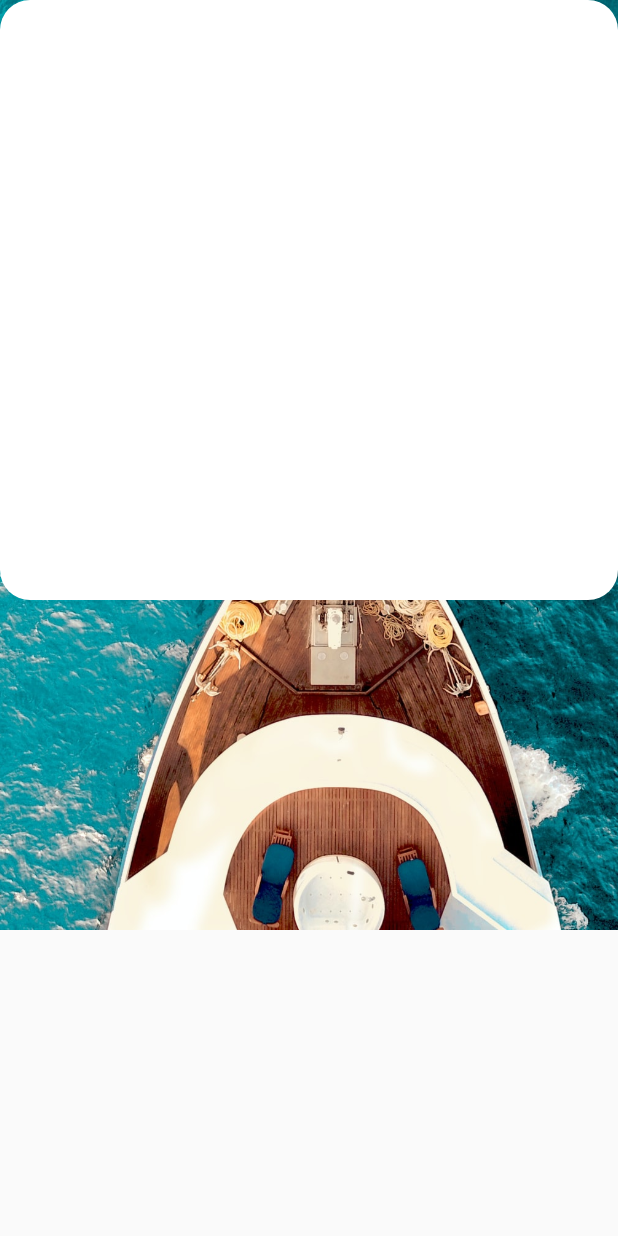
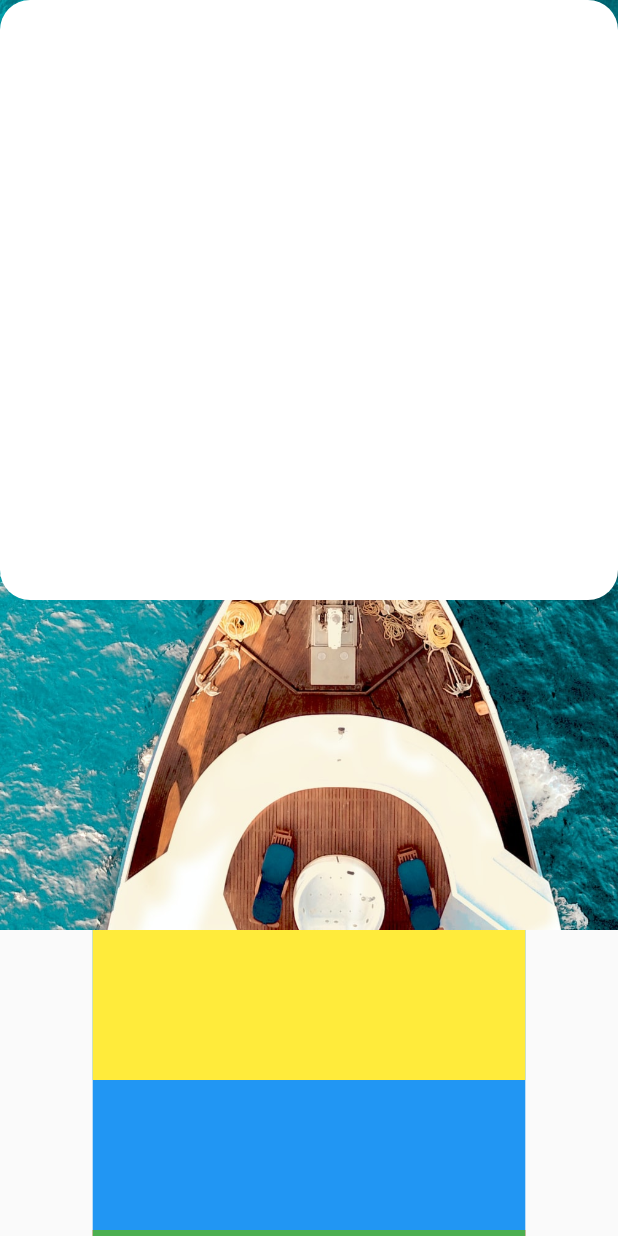
Before and after one commit to Sylar0012/flutter_airbnb, a Flutter app: the screen it shows after launch, on a phone screen of 412 x 824 dp. Run offline on Flutter 3.47's test engine with Material 2 defaults, Android fonts, the phone set to English and light mode, and no system bars.

Commit message:
HomeBody 뼈대 완성

```diff
--- a/lib/components/home/home_body.dart
+++ b/lib/components/home/home_body.dart
@@ -1,10 +1,25 @@
 import 'package:flutter/material.dart';
+import 'package:flutter_airbnb/components/home/home_body_banner.dart';
+import 'package:flutter_airbnb/components/home/home_body_popular.dart';
+import 'package:flutter_airbnb/size.dart';
 
 class HomeBody extends StatelessWidget {
   const HomeBody({Key? key}) : super(key: key);
 
   @override
   Widget build(BuildContext context) {
-    return Container();
+    return Align(
+      // 나중에 Align 없애보기.
+      alignment: Alignment.center,
+      child: SizedBox(
+        width: getBodyWidth(context),
+        child: Column(
+          children: [
+            HomeBodyBanner(),
+            HomeBodyPopular(),
+          ],
+        ),
+      ),
+    );
   }
 }
--- a/lib/components/home/home_body_banner.dart
+++ b/lib/components/home/home_body_banner.dart
@@ -5,20 +5,29 @@ class HomeBodyBanner extends StatelessWidget {
 
   @override
   Widget build(BuildContext context) {
-    return Stack(
-      // 나중에 패딩 주기
-      children: [
-        _bulidBannerImage(),
-        _bulidBannerCaption(),
-      ],
+    return Container(
+      height: 200,
+      child: Stack(
+        // 나중에 패딩 주기
+        children: [
+          _bulidBannerImage(),
+          _bulidBannerCaption(),
+        ],
+      ),
     );
   }
 
   Widget _bulidBannerImage() {
-    return SizedBox();
+    return Container(
+      height: 200,
+      color: Colors.blue,
+    );
   }
 
   Widget _bulidBannerCaption() {
-    return SizedBox();
+    return Container(
+      height: 100,
+      color: Colors.yellow,
+    );
   }
 }
--- a/lib/components/home/home_body_popular.dart
+++ b/lib/components/home/home_body_popular.dart
@@ -1,25 +1,41 @@
 import 'package:flutter/material.dart';
-import 'package:flutter_airbnb/size.dart';
+import 'package:flutter_airbnb/components/home/home_body_popular_item.dart';
 
-class HomeBodyPopularItem extends StatelessWidget {
-  HomeBodyPopularItem({required this.id, Key? key}) : super(key: key);
-
-  final id;
-  final popularList = [
-    "p1.jpeg",
-    "p2.jpeg",
-    "p3.jpeg",
-  ];
+class HomeBodyPopular extends StatelessWidget {
+  const HomeBodyPopular({Key? key}) : super(key: key);
 
   @override
   Widget build(BuildContext context) {
-    // 전체가 1000이라면 popularItemWidth = 700 / 3 - 5 = 228
-    double popularItemWidth = getBodyWidth(context) / 3 - 5;
+    return Column(
+      crossAxisAlignment: CrossAxisAlignment.start,
+      children: [
+        _buildPopularTitle(),
+        _buildPopularList(),
+      ],
+    );
+  }
 
+  Widget _buildPopularTitle() {
+    return SizedBox();
+  }
+
+  Widget _buildPopularList() {
     return Container(
-      // 나중에 지웠다 추가했다 해보기
-      constraints: BoxConstraints(
-        minWidth: 320,
+      // 나중에 빼기
+      color: Colors.red,
+      child: Wrap(
+        children: [
+          HomeBodyPopularItem(id: 0),
+          SizedBox(
+            width: 7.5,
+          ),
+          HomeBodyPopularItem(id: 1),
+          SizedBox(
+            height: 2.5,
+            width: 7.5,
+          ),
+          HomeBodyPopularItem(id: 2),
+        ],
       ),
     );
   }
--- a/lib/components/home/home_body_popular_item.dart
+++ b/lib/components/home/home_body_popular_item.dart
@@ -0,0 +1,54 @@
+import 'package:flutter/material.dart';
+import 'package:flutter_airbnb/size.dart';
+
+class HomeBodyPopularItem extends StatelessWidget {
+  HomeBodyPopularItem({required this.id, Key? key}) : super(key: key);
+
+  final id;
+  final popularList = [
+    "p1.jpeg",
+    "p2.jpeg",
+    "p3.jpeg",
+  ];
+
+  @override
+  Widget build(BuildContext context) {
+    // 전체가 1000이라면 popularItemWidth = 700 / 3 - 5 = 228
+    double popularItemWidth = getBodyWidth(context) / 3 - 5;
+
+    return Container(
+      // 나중에 지워야함
+      color: Colors.green,
+      height: 200,
+      width: popularItemWidth,
+      // 나중에 지웠다 추가했다 해보기
+      constraints: BoxConstraints(
+        minWidth: 320,
+      ),
+      child: Column(
+        children: [
+          _bulidPopularItemImage(),
+          _bulidPopularItemStar(),
+          _bulidPopularItemComment(),
+          _bulidPopularItemUserInfo(),
+        ],
+      ),
+    );
+  }
+
+  Widget _bulidPopularItemImage() {
+    return SizedBox();
+  }
+
+  Widget _bulidPopularItemStar() {
+    return SizedBox();
+  }
+
+  Widget _bulidPopularItemComment() {
+    return SizedBox();
+  }
+
+  Widget _bulidPopularItemUserInfo() {
+    return SizedBox();
+  }
+}
```
